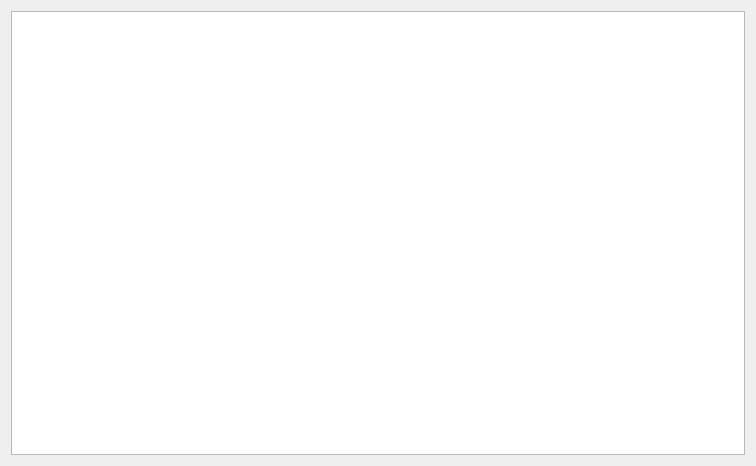
hghit-harshit/Kites, file src/ui/memorytab.ui: the form before one commit.
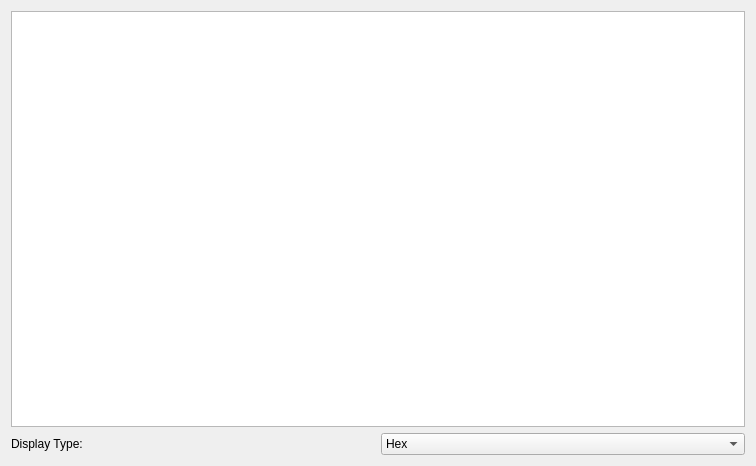
The form after the commit. Custom widgets are drawn as their Qt base class.

Commit message: ui changes by qt

```diff
--- a/src/ui/memorytab.ui
+++ b/src/ui/memorytab.ui
@@ -19,12 +19,45 @@
   <property name="windowTitle">
    <string>Form</string>
   </property>
-  <layout class="QHBoxLayout" name="horizontalLayout">
-   <item>
-    <widget class="QTableWidget" name="tableWidget"/>
+  <layout class="QGridLayout" name="gridLayout">
+   <item row="2" column="0">
+    <widget class="QLabel" name="label">
+     <property name="text">
+      <string>Display Type:</string>
+     </property>
+    </widget>
+   </item>
+   <item row="0" column="0" colspan="2">
+    <widget class="MemoryTableView" name="memoryTableView"/>
+   </item>
+   <item row="2" column="1">
+    <widget class="QComboBox" name="comboBox">
+     <item>
+      <property name="text">
+       <string>Hex</string>
+      </property>
+     </item>
+     <item>
+      <property name="text">
+       <string>Binary</string>
+      </property>
+     </item>
+     <item>
+      <property name="text">
+       <string>Decimal</string>
+      </property>
+     </item>
+    </widget>
    </item>
   </layout>
  </widget>
+ <customwidgets>
+  <customwidget>
+   <class>MemoryTableView</class>
+   <extends>QTableView</extends>
+   <header>ui/memory_table_view.h</header>
+  </customwidget>
+ </customwidgets>
  <resources/>
  <connections/>
 </ui>
```
The commit also changes 1 other file.
